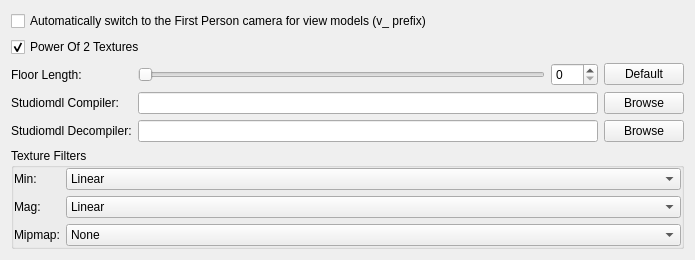
First picture: the form in src/tools/hlam/ui/options/OptionsPageStudioModel.ui, repository SamVanheer/HalfLifeAssetManager, before the edit.
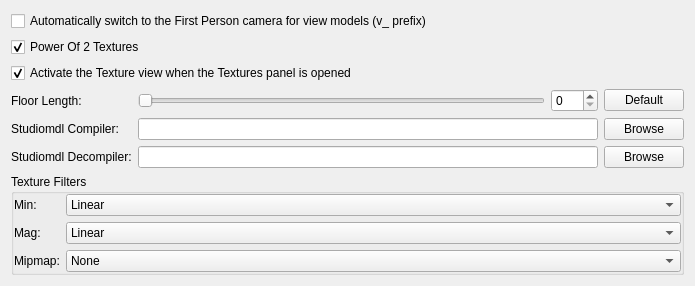
Second picture: the form after the edit.

Commit message: Rework Texture rendering to use a separate widget Resolves #168

```diff
--- a/src/tools/hlam/ui/options/OptionsPageStudioModel.ui
+++ b/src/tools/hlam/ui/options/OptionsPageStudioModel.ui
@@ -7,7 +7,7 @@
     <x>0</x>
     <y>0</y>
     <width>695</width>
-    <height>246</height>
+    <height>269</height>
    </rect>
   </property>
   <property name="windowTitle">
@@ -19,17 +19,16 @@
      <property name="bottomMargin">
       <number>0</number>
      </property>
-     <item row="2" column="2">
-      <widget class="QSpinBox" name="FloorLengthSpinner">
-       <property name="maximum">
-        <number>100</number>
-       </property>
-      </widget>
+     <item row="4" column="1" colspan="2">
+      <widget class="QLineEdit" name="Compiler"/>
      </item>
-     <item row="2" column="0">
-      <widget class="QLabel" name="label">
+     <item row="1" column="0" colspan="4">
+      <widget class="QCheckBox" name="PowerOf2Textures">
        <property name="text">
-        <string>Floor Length:</string>
+        <string>Power Of 2 Textures</string>
+       </property>
+       <property name="checked">
+        <bool>true</bool>
        </property>
       </widget>
      </item>
@@ -40,61 +39,72 @@
        </property>
       </widget>
      </item>
-     <item row="3" column="3">
+     <item row="4" column="3">
       <widget class="QPushButton" name="BrowseCompiler">
        <property name="text">
         <string>Browse</string>
        </property>
       </widget>
      </item>
-     <item row="2" column="1">
-      <widget class="QSlider" name="FloorLengthSlider">
-       <property name="orientation">
-        <enum>Qt::Horizontal</enum>
-       </property>
-      </widget>
-     </item>
-     <item row="3" column="1" colspan="2">
-      <widget class="QLineEdit" name="Compiler"/>
-     </item>
-     <item row="4" column="0">
+     <item row="5" column="0">
       <widget class="QLabel" name="label_3">
        <property name="text">
         <string>Studiomdl Decompiler:</string>
        </property>
       </widget>
      </item>
-     <item row="1" column="0" colspan="4">
-      <widget class="QCheckBox" name="PowerOf2Textures">
-       <property name="text">
-        <string>Power Of 2 Textures</string>
-       </property>
-       <property name="checked">
-        <bool>true</bool>
-       </property>
-      </widget>
+     <item row="5" column="1" colspan="2">
+      <widget class="QLineEdit" name="Decompiler"/>
      </item>
-     <item row="2" column="3">
+     <item row="3" column="3">
       <widget class="QPushButton" name="ResetFloorLength">
        <property name="text">
         <string>Default</string>
        </property>
       </widget>
      </item>
-     <item row="3" column="0">
+     <item row="3" column="1">
+      <widget class="QSlider" name="FloorLengthSlider">
+       <property name="orientation">
+        <enum>Qt::Horizontal</enum>
+       </property>
+      </widget>
+     </item>
+     <item row="5" column="3">
+      <widget class="QPushButton" name="BrowseDecompiler">
+       <property name="text">
+        <string>Browse</string>
+       </property>
+      </widget>
+     </item>
+     <item row="4" column="0">
       <widget class="QLabel" name="label_2">
        <property name="text">
         <string>Studiomdl Compiler:</string>
        </property>
       </widget>
      </item>
-     <item row="4" column="1" colspan="2">
-      <widget class="QLineEdit" name="Decompiler"/>
+     <item row="3" column="2">
+      <widget class="QSpinBox" name="FloorLengthSpinner">
+       <property name="maximum">
+        <number>100</number>
+       </property>
+      </widget>
      </item>
-     <item row="4" column="3">
-      <widget class="QPushButton" name="BrowseDecompiler">
+     <item row="3" column="0">
+      <widget class="QLabel" name="label">
        <property name="text">
-        <string>Browse</string>
+        <string>Floor Length:</string>
+       </property>
+      </widget>
+     </item>
+     <item row="2" column="0" colspan="4">
+      <widget class="QCheckBox" name="ActivateTextureViewWhenTexturesPanelOpened">
+       <property name="text">
+        <string>Activate the Texture view when the Textures panel is opened</string>
+       </property>
+       <property name="checked">
+        <bool>true</bool>
        </property>
       </widget>
      </item>
```
The commit also changes 12 other files.
